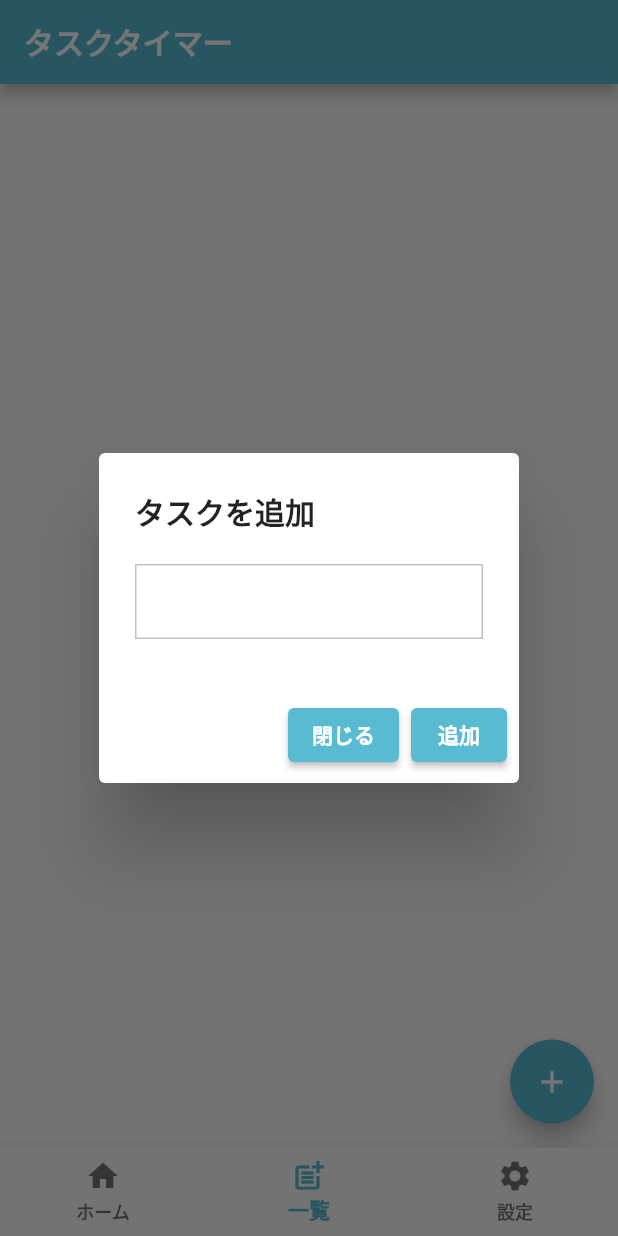
After one commit to taiseidev/production, a Flutter app: the HomeScreen screen opened directly, item 2 of the bottom bar chosen, after a tap on the "add" icon, on a phone screen of 412 x 824 dp. The commit adds this screen. Run offline on Flutter 3.47's test engine with Material 2 defaults, Android fonts, the phone set to English and light mode, and no system bars; our stand-ins replace cloud_firestore, firebase_auth, firebase_core, flutter_markdown, flutter_slidable, shared_preferences; missing offline and left inert: flutter_email_sender, flutter_ringtone_player; accounts and stored records are empty.

Commit message:
todoアプリを作成

```diff
--- /dev/null
+++ b/lib/notificationApp/home_page.dart
@@ -0,0 +1,166 @@
+import 'dart:async';
+
+import 'package:cloud_firestore/cloud_firestore.dart';
+import 'package:firebase_auth/firebase_auth.dart';
+import 'package:flutter/material.dart';
+import 'package:flutter_slidable/flutter_slidable.dart';
+import 'package:intl/intl.dart';
+
+import 'config/config_alert.dart';
+
+class HomePage extends StatefulWidget {
+  const HomePage({Key? key}) : super(key: key);
+
+  @override
+  State<HomePage> createState() => _HomePageState();
+}
+
+class _HomePageState extends State<HomePage> {
+  final _alarm = Alarm();
+  final uid = FirebaseAuth.instance.currentUser!.uid;
+  String test = '';
+
+  Future<void> deleteTaskData(doc) async {
+    final document = await FirebaseFirestore.instance
+        .collection('users')
+        .doc(uid)
+        .collection('notificationTask')
+        .where('notificationTask', isEqualTo: doc)
+        .get();
+    for (var doc in document.docs) {
+      doc.reference.delete();
+    }
+  }
+
+  Timer? _timer;
+  late DateTime _time;
+
+  @override
+  void initState() {
+    super.initState();
+    _time = DateTime.utc(0, 0, 1);
+  }
+
+  @override
+  Widget build(BuildContext context) {
+    return Scaffold(
+        body: Center(
+          child: Column(
+            children: [
+              const Padding(
+                padding: EdgeInsets.all(40.0),
+                child: Text(
+                  '実行中',
+                  style: TextStyle(
+                    fontSize: 20,
+                    fontWeight: FontWeight.bold,
+                  ),
+                ),
+              ),
+              Expanded(
+                child: StreamBuilder<QuerySnapshot>(
+                    stream: FirebaseFirestore.instance
+                        .collection('users')
+                        .doc(uid)
+                        .collection('notificationTask')
+                        .orderBy('createdAt', descending: true)
+                        .snapshots(),
+                    builder: (context, snapshot) {
+                      if (!snapshot.hasData) {
+                        return const Center(
+                          child: CircularProgressIndicator(
+                            color: Color(0xff58BBD2),
+                          ),
+                        );
+                      }
+                      final data = snapshot.data;
+                      return ListView.builder(
+                        itemCount: data!.size,
+                        itemBuilder: (BuildContext context, int index) {
+                          return Slidable(
+                            endActionPane: ActionPane(
+                              extentRatio: 0.2,
+                              motion: const ScrollMotion(),
+                              children: [
+                                SlidableAction(
+                                  onPressed: (BuildContext context) {
+                                    deleteTaskData(
+                                      data.docs[index]['notificationTask'],
+                                    );
+                                  },
+                                  backgroundColor: const Color(0xFFFE4A49),
+                                  foregroundColor: Colors.white,
+                                  icon: Icons.delete,
+                                  label: '削除',
+                                ),
+                              ],
+                            ),
+                            child: Card(
+                              child: ListTile(
+                                title: Text(
+                                  data.docs[index]['notificationTask'],
+                                  style: const TextStyle(
+                                      fontWeight: FontWeight.bold),
+                                ),
+                                subtitle: SizedBox(
+                                  child: Text(
+                                    DateFormat.Hms().format(_time),
+                                    style: const TextStyle(
+                                        fontWeight: FontWeight.bold),
+                                  ),
+                                ),
+                                trailing: Text(
+                                  '${data.docs[index]['notificationTime']}時間後に設定'
+                                      .toString(),
+                                ),
+                              ),
+                            ),
+                          );
+                        },
+                      );
+                    }),
+              )
+            ],
+          ),
+        ),
+        floatingActionButton: Column(
+          mainAxisAlignment: MainAxisAlignment.end,
+          children: [
+            FloatingActionButton(
+              heroTag: '1',
+              onPressed: () {
+                _timer = Timer.periodic(
+                  const Duration(seconds: 1),
+                  (Timer timer) {
+                    setState(() {
+                      _time = _time.add(const Duration(seconds: 1));
+                    });
+                  },
+                );
+              },
+              child: const Text("Start"),
+            ),
+            SizedBox(
+              height: 10,
+            ),
+            FloatingActionButton(
+              heroTag: 2,
+              onPressed: () {
+                _alarm.alertStart();
+              },
+              child: const Text("Alert"),
+            ),
+            SizedBox(
+              height: 10,
+            ),
+            FloatingActionButton(
+              heroTag: '3',
+              onPressed: () {
+                _alarm.alertStop();
+              },
+              child: Text('Stop'),
+            )
+          ],
+        ));
+  }
+}
--- a/lib/notificationApp/home_screen.dart
+++ b/lib/notificationApp/home_screen.dart
@@ -1,16 +1,74 @@
 import 'package:flutter/material.dart';
+import 'package:myproduction/notificationApp/post_page.dart';
+import 'package:myproduction/notificationApp/setting_page.dart';
 
-class HomeScreen extends StatelessWidget {
+import 'home_page.dart';
+
+class HomeScreen extends StatefulWidget {
   const HomeScreen({Key? key}) : super(key: key);
+
+  @override
+  State<HomeScreen> createState() => _HomeScreenState();
+}
+
+class _HomeScreenState extends State<HomeScreen> {
+  int _currentPageIndex = 0;
+
+  void changeBottomNavigation(int i) {
+    setState(() {
+      _currentPageIndex = i;
+    });
+  }
 
   @override
   Widget build(BuildContext context) {
     return Scaffold(
+      appBar: _buildAppBar(),
       body: _buildBody(),
+      bottomNavigationBar: _buildBottomNavigationBar(),
+    );
+  }
+
+  AppBar _buildAppBar() {
+    return AppBar(
+      backgroundColor: const Color(0xff58BBD2),
+      automaticallyImplyLeading: false,
+      title: const Text(
+        'タスクタイマー',
+        style: TextStyle(fontWeight: FontWeight.bold),
+      ),
     );
   }
 
   Widget _buildBody() {
-    return Container();
+    if (_currentPageIndex == 0) {
+      return const HomePage();
+    } else if (_currentPageIndex == 1) {
+      return const PostPage();
+    }
+    return const SettingPage();
+  }
+
+  BottomNavigationBar _buildBottomNavigationBar() {
+    return BottomNavigationBar(
+        items: const <BottomNavigationBarItem>[
+          BottomNavigationBarItem(
+            icon: Icon(Icons.home),
+            label: 'ホーム',
+          ),
+          BottomNavigationBarItem(
+            icon: Icon(Icons.post_add),
+            label: '一覧',
+          ),
+          BottomNavigationBarItem(
+            icon: Icon(Icons.settings),
+            label: '設定',
+          ),
+        ],
+        selectedItemColor: const Color(0xff58BBD2),
+        selectedLabelStyle: const TextStyle(fontWeight: FontWeight.bold),
+        unselectedLabelStyle: const TextStyle(fontWeight: FontWeight.bold),
+        currentIndex: _currentPageIndex,
+        onTap: (i) => changeBottomNavigation(i));
   }
 }
--- /dev/null
+++ b/lib/notificationApp/post_page.dart
@@ -0,0 +1,235 @@
+import 'package:cloud_firestore/cloud_firestore.dart';
+import 'package:firebase_auth/firebase_auth.dart';
+import 'package:flutter/material.dart';
+import 'package:intl/intl.dart';
+
+class PostPage extends StatefulWidget {
+  const PostPage({Key? key}) : super(key: key);
+  @override
+  State<PostPage> createState() => _PostPageState();
+}
+
+class _PostPageState extends State<PostPage> {
+  final uid = FirebaseAuth.instance.currentUser!.uid;
+  DateTime now = DateTime.now();
+  DateFormat outputFormat = DateFormat('yyyy-MM-dd H' + ':' + 'm');
+  List userInfo = [];
+  final _notificationTime = TextEditingController();
+
+  Future<void> setTask(String task) async {
+    await FirebaseFirestore.instance
+        .collection('users')
+        .doc(uid)
+        .collection('task')
+        .add(
+      {
+        'task': task,
+        'createdAt': outputFormat.format(now),
+      },
+    );
+    getTaskData();
+  }
+
+  Future getTaskData() async {
+    final querySnapshot = await FirebaseFirestore.instance
+        .collection('users')
+        .doc(uid)
+        .collection('task')
+        .orderBy('createdAt', descending: true)
+        .get();
+    querySnapshot.docs.map((e) {
+      return userInfo.add(e['task']);
+    }).toList();
+  }
+
+  Future setNotificationTask(String task) async {
+    await FirebaseFirestore.instance
+        .collection('users')
+        .doc(uid)
+        .collection('notificationTask')
+        .add({
+      'notificationTask': task,
+      'notificationTime': int.parse(_notificationTime.text),
+      'createdAt': DateTime.now(),
+    });
+  }
+
+  @override
+  void initState() {
+    super.initState();
+    getTaskData();
+  }
+
+  @override
+  Widget build(BuildContext context) {
+    return Scaffold(
+      body: StreamBuilder<QuerySnapshot>(
+          stream: FirebaseFirestore.instance
+              .collection('users')
+              .doc(uid)
+              .collection('task')
+              .orderBy('createdAt', descending: true)
+              .snapshots(),
+          builder: (context, snapshot) {
+            if (!snapshot.hasData) {
+              return const Center(
+                child: CircularProgressIndicator(
+                  color: Color(0xff58BBD2),
+                ),
+              );
+            }
+            final data = snapshot.data;
+            return ListView.builder(
+              itemCount: data!.size,
+              itemBuilder: (BuildContext context, int index) {
+                return GestureDetector(
+                  onLongPress: () {
+                    showDialog(
+                      context: context,
+                      builder: (_) {
+                        return AlertDialog(
+                          title: Text(
+                            "${_notificationTime.text}${data.docs[index]['task']}を通知しますか？",
+                            style: const TextStyle(fontWeight: FontWeight.bold),
+                          ),
+                          content: Padding(
+                            padding: const EdgeInsets.only(right: 200.0),
+                            child: Container(
+                              decoration: BoxDecoration(
+                                border: Border.all(
+                                  color: const Color(0xffC2C2C3),
+                                ),
+                              ),
+                              child: Padding(
+                                padding: const EdgeInsets.only(
+                                  right: 8.0,
+                                  left: 8.0,
+                                ),
+                                child: TextFormField(
+                                  controller: _notificationTime,
+                                  keyboardType:
+                                      TextInputType.number, // 数値のみ入力を許容
+                                  decoration: const InputDecoration(
+                                    border: InputBorder.none,
+                                  ),
+                                ),
+                              ),
+                            ),
+                          ),
+                          actions: <Widget>[
+                            // ボタン領域
+                            ElevatedButton(
+                              style: ElevatedButton.styleFrom(
+                                primary: const Color(0xff58BBD2),
+                              ),
+                              child: const Text("閉じる"),
+                              onPressed: () => Navigator.pop(context),
+                            ),
+                            ElevatedButton(
+                              style: ElevatedButton.styleFrom(
+                                primary: const Color(0xff58BBD2),
+                              ),
+                              child: const Text("追加"),
+                              onPressed: () async {
+                                setNotificationTask(data.docs[index]['task']);
+                                Navigator.pop(context);
+                              },
+                            ),
+                          ],
+                        );
+                      },
+                    );
+                  },
+                  child: Card(
+                    child: ListTile(
+                      title: Text(
+                        data.docs[index]['task'],
+                        style: const TextStyle(
+                          fontWeight: FontWeight.bold,
+                        ),
+                      ),
+                      subtitle: Text(
+                        data.docs[index]['createdAt'].toString(),
+                        style: const TextStyle(
+                          fontWeight: FontWeight.bold,
+                        ),
+                      ),
+                    ),
+                  ),
+                );
+              },
+            );
+          }),
+      floatingActionButton: FloatingActionButton(
+        backgroundColor: const Color(0xff58BBD2),
+        child: const Icon(Icons.add),
+        onPressed: () {
+          _buildDialog(context);
+        },
+      ),
+    );
+  }
+
+  Future _buildDialog(BuildContext context) {
+    final controller = TextEditingController();
+    return showDialog(
+      context: context,
+      builder: (_) {
+        return AlertDialog(
+          title: const Text(
+            "タスクを追加",
+            style: TextStyle(fontWeight: FontWeight.bold),
+          ),
+          content: Padding(
+            padding: const EdgeInsets.only(bottom: 8.0),
+            child: Container(
+              decoration: BoxDecoration(
+                border: Border.all(
+                  color: const Color(0xffC2C2C3),
+                ),
+              ),
+              child: Padding(
+                padding: const EdgeInsets.only(
+                  right: 8.0,
+                  left: 8.0,
+                ),
+                child: TextFormField(
+                  controller: controller,
+                  decoration: const InputDecoration(
+                    border: InputBorder.none,
+                  ),
+                ),
+              ),
+            ),
+          ),
+          actions: <Widget>[
+            // ボタン領域
+            ElevatedButton(
+              style: ElevatedButton.styleFrom(
+                primary: const Color(0xff58BBD2),
+              ),
+              child: const Text(
+                "閉じる",
+                style: TextStyle(fontWeight: FontWeight.bold),
+              ),
+              onPressed: () => Navigator.pop(context),
+            ),
+            ElevatedButton(
+              style: ElevatedButton.styleFrom(
+                primary: const Color(0xff58BBD2),
+              ),
+              child: const Text(
+                "追加",
+                style: TextStyle(fontWeight: FontWeight.bold),
+              ),
+              onPressed: () async {
+                await setTask(controller.text);
+                Navigator.pop(context);
+              },
+            ),
+          ],
+        );
+      },
+    );
+  }
+}
--- a/pubspec.yaml
+++ b/pubspec.yaml
@@ -14,6 +14,8 @@ dependencies:
   firebase_auth: ^3.3.6
   shared_preferences: ^2.0.13
   cloud_firestore: ^3.1.7
+  flutter_slidable: ^1.2.0
+  flutter_ringtone_player: ^3.1.1
 
 dev_dependencies:
   flutter_test:
```
Also changed, not shown: lib/main.dart (+5 -3 lines), lib/notificationApp/config/config_alert.dart (added, +34 -0 lines), lib/notificationApp/setting_page.dart (added, +76 -0 lines), 7 other files.
